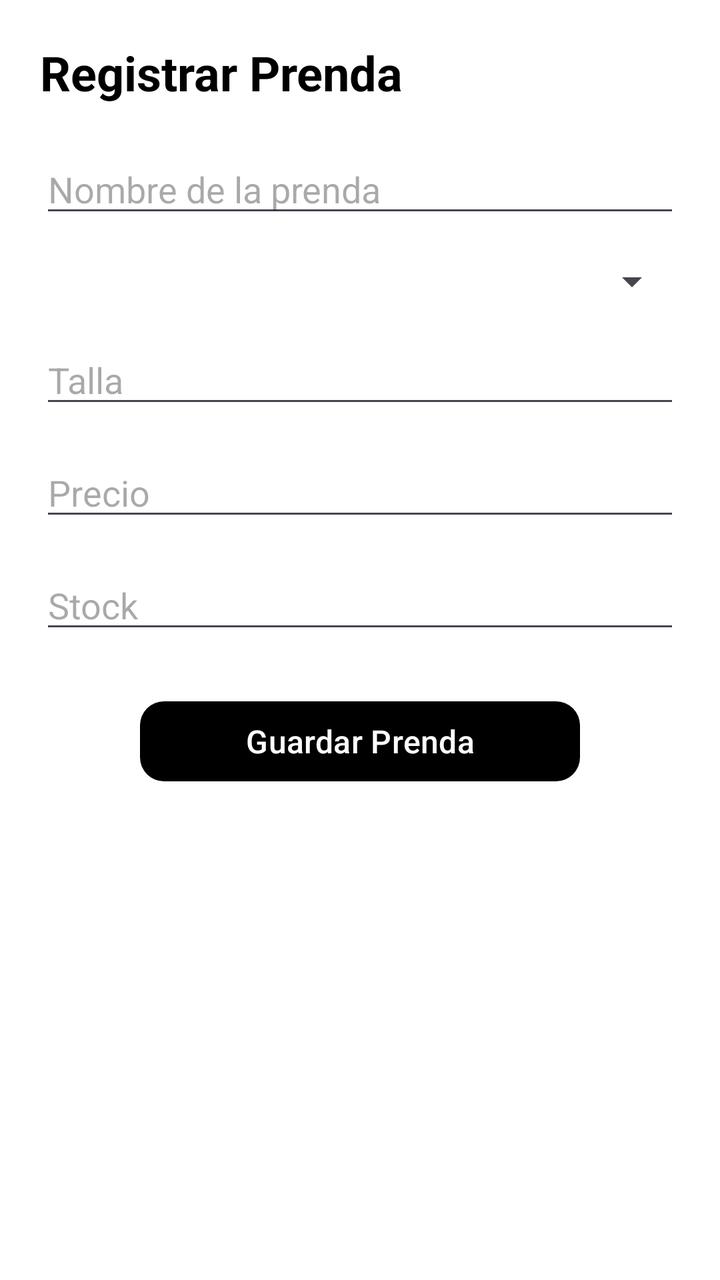
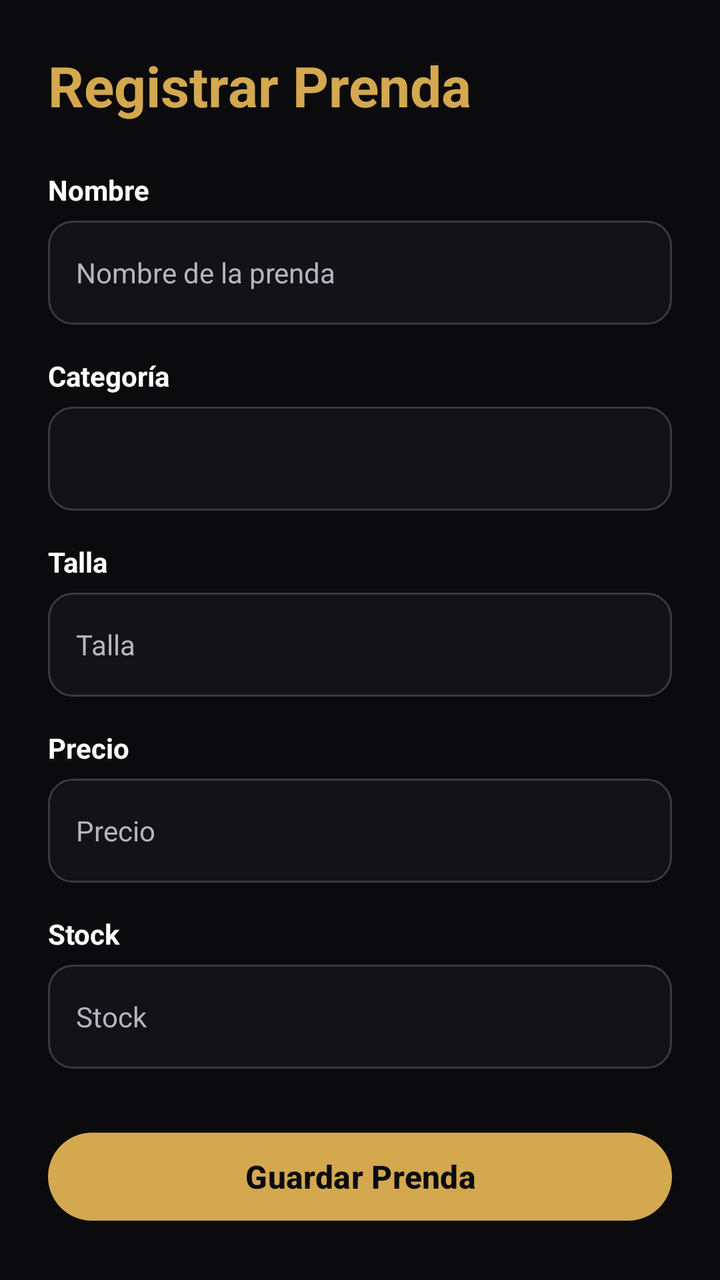

An Android layout rendered at two revisions. The XML below is the earlier revision; the diff shows what the commit changed to produce the second picture.
<!-- AndroidManifest.xml: application theme Theme.PryGrados -->
<!-- res/layout/registroprenda.xml -->
<?xml version="1.0" encoding="utf-8"?>
<ScrollView xmlns:android="http://schemas.android.com/apk/res/android"
    xmlns:app="http://schemas.android.com/apk/res-auto"
    android:layout_width="match_parent"
    android:layout_height="match_parent"
    android:background="#FFFFFF">

    <LinearLayout
        android:layout_width="match_parent"
        android:layout_height="wrap_content"
        android:orientation="vertical"
        android:padding="20dp">

        <TextView
            android:layout_width="wrap_content"
            android:layout_height="wrap_content"
            android:text="Registrar Prenda"
            android:textSize="24sp"
            android:textStyle="bold"
            android:textColor="#000000"
            android:layout_marginBottom="20dp"/>

        <EditText
            android:id="@+id/txtNombre"
            android:layout_width="match_parent"
            android:layout_height="wrap_content"
            android:hint="Nombre de la prenda"
            android:layout_marginBottom="15dp"/>

        <Spinner
            android:id="@+id/spCategoria"
            android:layout_width="match_parent"
            android:layout_height="wrap_content"
            android:layout_marginBottom="15dp"/>

        <EditText
            android:id="@+id/txtTalla"
            android:layout_width="match_parent"
            android:layout_height="wrap_content"
            android:hint="Talla"
            android:layout_marginBottom="15dp"/>

        <EditText
            android:id="@+id/txtPrecio"
            android:layout_width="match_parent"
            android:layout_height="wrap_content"
            android:hint="Precio"
            android:inputType="numberDecimal"
            android:layout_marginBottom="15dp"/>

        <EditText
            android:id="@+id/txtStock"
            android:layout_width="match_parent"
            android:layout_height="wrap_content"
            android:hint="Stock"
            android:inputType="number"
            android:layout_marginBottom="25dp"/>

        <com.google.android.material.button.MaterialButton
            android:id="@+id/btnGuardar"
            android:layout_width="220dp"
            android:layout_height="48dp"
            android:layout_gravity="center"
            android:text="Guardar Prenda"
            android:textColor="#FFFFFF"
            android:textSize="16sp"
            app:backgroundTint="#000000"
            app:cornerRadius="12dp"/>

    </LinearLayout>

</ScrollView>
<!-- resources referenced by this layout -->
<resources>
  <style name="Theme.PryGrados" parent="Base.Theme.PryGrados" />
  <style name="Base.Theme.PryGrados" parent="Theme.Material3.DayNight.NoActionBar">
          
          
      </style>
</resources>

<!-- the commit's change to res/layout/registroprenda.xml (unified diff, before → after) -->
@@ -3,70 +3,148 @@
     xmlns:app="http://schemas.android.com/apk/res-auto"
     android:layout_width="match_parent"
     android:layout_height="match_parent"
-    android:background="#FFFFFF">
+    android:background="@color/kemba_black"
+    android:fillViewport="true"
+    android:scrollbars="none">
 
     <LinearLayout
         android:layout_width="match_parent"
         android:layout_height="wrap_content"
         android:orientation="vertical"
-        android:padding="20dp">
+        android:padding="24dp">
 
         <TextView
             android:layout_width="wrap_content"
             android:layout_height="wrap_content"
+            android:layout_marginBottom="24dp"
             android:text="Registrar Prenda"
-            android:textSize="24sp"
-            android:textStyle="bold"
-            android:textColor="#000000"
-            android:layout_marginBottom="20dp"/>
+            android:textColor="@color/kemba_gold"
+            android:textSize="28sp"
+            android:textStyle="bold" />
+
+        <TextView
+            android:layout_width="match_parent"
+            android:layout_height="wrap_content"
+            android:layout_marginBottom="6dp"
+            android:text="Nombre"
+            android:textColor="@color/kemba_white"
+            android:textSize="14sp"
+            android:textStyle="bold" />
 
         <EditText
             android:id="@+id/txtNombre"
             android:layout_width="match_parent"
+            android:layout_height="52dp"
+            android:layout_marginBottom="16dp"
+            android:background="@drawable/bg_input"
+            android:hint="Nombre de la prenda"
+            android:importantForAutofill="no"
+            android:inputType="textCapSentences"
+            android:padding="14dp"
+            android:textColor="@color/kemba_white"
+            android:textColorHint="@color/kemba_hint"
+            android:textSize="14sp" />
+
+        <TextView
+            android:layout_width="match_parent"
             android:layout_height="wrap_content"
-            android:hint="Nombre de la prenda"
-            android:layout_marginBottom="15dp"/>
+            android:layout_marginBottom="6dp"
+            android:text="Categoría"
+            android:textColor="@color/kemba_white"
+            android:textSize="14sp"
+            android:textStyle="bold" />
 
         <Spinner
             android:id="@+id/spCategoria"
             android:layout_width="match_parent"
+            android:layout_height="52dp"
+            android:layout_marginBottom="16dp"
+            android:background="@drawable/bg_input"
+            android:paddingStart="6dp"
+            android:popupBackground="@color/kemba_surface" />
+
+        <TextView
+            android:layout_width="match_parent"
             android:layout_height="wrap_content"
-            android:layout_marginBottom="15dp"/>
+            android:layout_marginBottom="6dp"
+            android:text="Talla"
+            android:textColor="@color/kemba_white"
+            android:textSize="14sp"
+            android:textStyle="bold" />
 
         <EditText
             android:id="@+id/txtTalla"
             android:layout_width="match_parent"
+            android:layout_height="52dp"
+            android:layout_marginBottom="16dp"
+            android:background="@drawable/bg_input"
+            android:hint="Talla"
+            android:importantForAutofill="no"
+            android:inputType="textCapCharacters"
+            android:padding="14dp"
+            android:textColor="@color/kemba_white"
+            android:textColorHint="@color/kemba_hint"
+            android:textSize="14sp" />
+
+        <TextView
+            android:layout_width="match_parent"
             android:layout_height="wrap_content"
-            android:hint="Talla"
-            android:layout_marginBottom="15dp"/>
+            android:layout_marginBottom="6dp"
+            android:text="Precio"
+            android:textColor="@color/kemba_white"
+            android:textSize="14sp"
+            android:textStyle="bold" />
 
         <EditText
             android:id="@+id/txtPrecio"
             android:layout_width="match_parent"
+            android:layout_height="52dp"
+            android:layout_marginBottom="16dp"
+            android:background="@drawable/bg_input"
+            android:hint="Precio"
+            android:importantForAutofill="no"
+            android:inputType="numberDecimal"
+            android:padding="14dp"
+            android:textColor="@color/kemba_white"
+            android:textColorHint="@color/kemba_hint"
+            android:textSize="14sp" />
+
+        <TextView
+            android:layout_width="match_parent"
             android:layout_height="wrap_content"
-            android:hint="Precio"
-            android:inputType="numberDecimal"
-            android:layout_marginBottom="15dp"/>
+            android:layout_marginBottom="6dp"
+            android:text="Stock"
+            android:textColor="@color/kemba_white"
+            android:textSize="14sp"
+            android:textStyle="bold" />
 
         <EditText
             android:id="@+id/txtStock"
             android:layout_width="match_parent"
-            android:layout_height="wrap_content"
+            android:layout_height="52dp"
+            android:layout_marginBottom="28dp"
+            android:background="@drawable/bg_input"
             android:hint="Stock"
+            android:importantForAutofill="no"
             android:inputType="number"
-            android:layout_marginBottom="25dp"/>
+            android:padding="14dp"
+            android:textColor="@color/kemba_white"
+            android:textColorHint="@color/kemba_hint"
+            android:textSize="14sp" />
 
         <com.google.android.material.button.MaterialButton
             android:id="@+id/btnGuardar"
-            android:layout_width="220dp"
-            android:layout_height="48dp"
-            android:layout_gravity="center"
+            android:layout_width="match_parent"
+            android:layout_height="52dp"
             android:text="Guardar Prenda"
-            android:textColor="#FFFFFF"
+            android:textColor="@color/kemba_black"
             android:textSize="16sp"
-            app:backgroundTint="#000000"
-            app:cornerRadius="12dp"/>
+            android:textStyle="bold"
+            app:backgroundTint="@color/kemba_gold"
+            app:cornerRadius="26dp" />
 
+        <View
+            android:layout_width="match_parent"
+            android:layout_height="24dp" />
     </LinearLayout>
-
 </ScrollView>
<!-- resource entries referenced after the edit -->
@@ -1,6 +1,19 @@
 <!-- resources referenced by this layout -->
 <resources>
+  <color name="kemba_black">#0B0B0D</color>
+  <color name="kemba_gold">#D4A84F</color>
+  <color name="kemba_hint">#B5B5BE</color>
+  <color name="kemba_surface">#14141A</color>
+  <color name="kemba_white">#FFFFFF</color>
+  <!-- drawable bg_input (drawable) -->
+  <?xml version="1.0" encoding="utf-8"?>
+  <shape xmlns:android="http://schemas.android.com/apk/res/android" android:shape="rectangle">
+      <solid android:color="#CC14141A" />
+      <stroke android:width="1dp" android:color="@color/kemba_stroke" />
+      <corners android:radius="12dp" />
+  </shape>
   <style name="Theme.PryGrados" parent="Base.Theme.PryGrados" />
+  <color name="kemba_stroke">#3A3A44</color>
   <style name="Base.Theme.PryGrados" parent="Theme.Material3.DayNight.NoActionBar">
           
           
